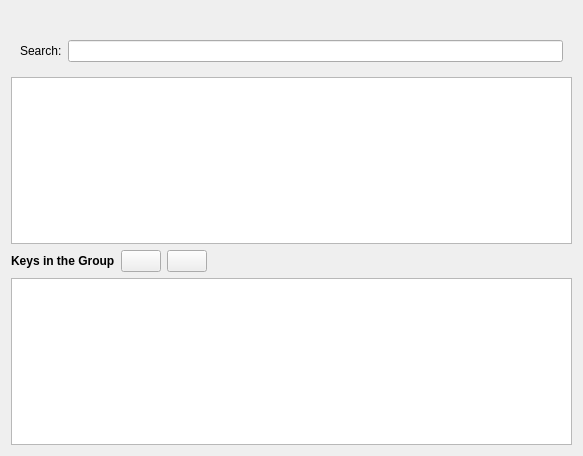
First picture: the form in groupedit.ui, repository KDE/kgpg, before the edit.
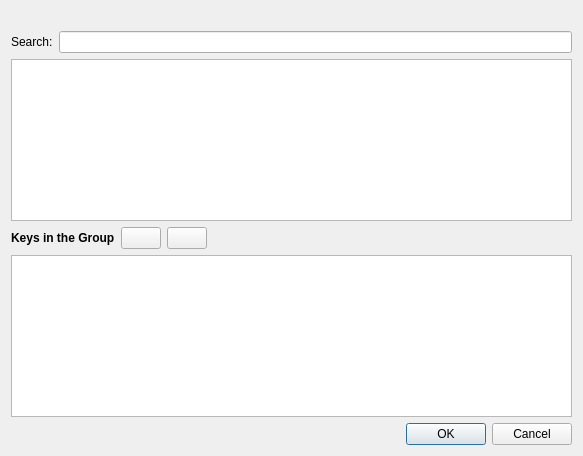
Second picture: the form after the edit.

Commit message: Port KDialogs in KeysManager to QDialogs.

```diff
--- a/groupedit.ui
+++ b/groupedit.ui
@@ -30,10 +30,9 @@
     </widget>
    </item>
    <item>
-    <widget class="QWidget">
      <layout class="QHBoxLayout">
       <item>
-       <widget class="QLabel">
+      <widget class="QLabel" name="label">
         <property name="text">
          <string>Search:</string>
         </property>
@@ -47,17 +46,13 @@
        </widget>
       </item>
      </layout>
-    </widget>
    </item>
    <item>
     <widget class="QTableView" name="availableKeys" >
      <property name="acceptDrops" >
       <bool>true</bool>
      </property>
-     <property name="sortingEnabled" >
-      <bool>true</bool>
-     </property>
-     <property name="dragEnabled" >
+     <property name="dragEnabled">
       <bool>false</bool>
      </property>
      <property name="alternatingRowColors">
@@ -69,21 +64,9 @@
      <property name="selectionBehavior">
       <enum>QAbstractItemView::SelectRows</enum>
      </property>
-     <column>
-      <property name="text" >
-       <string>Name</string>
-      </property>
-     </column>
-     <column>
-      <property name="text" >
-       <string comment="@title:column Title of a column of emails" >Email</string>
-      </property>
-     </column>
-     <column>
-      <property name="text" >
-       <string>Id</string>
-      </property>
-     </column>
+     <property name="sortingEnabled">
+      <bool>true</bool>
+     </property>
     </widget>
    </item>
    <item>
@@ -138,10 +121,7 @@
      <property name="acceptDrops" >
       <bool>true</bool>
      </property>
-     <property name="sortingEnabled" >
-      <bool>true</bool>
-     </property>
-     <property name="dragEnabled" >
+     <property name="dragEnabled">
       <bool>false</bool>
      </property>
      <property name="alternatingRowColors">
@@ -153,32 +133,20 @@
      <property name="selectionBehavior">
       <enum>QAbstractItemView::SelectRows</enum>
      </property>
-     <column>
-      <property name="text" >
-       <string>Name</string>
-      </property>
-     </column>
-     <column>
-      <property name="text" >
-       <string comment="@title:column Title of a column of emails" >Email</string>
-      </property>
-     </column>
-     <column>
-      <property name="text" >
-       <string>Id</string>
-      </property>
-     </column>
+     <property name="sortingEnabled">
+      <bool>true</bool>
+     </property>
+    </widget>
+   </item>
+   <item>
+    <widget class="QDialogButtonBox" name="buttonBox">
+     <property name="standardButtons">
+      <set>QDialogButtonBox::Cancel|QDialogButtonBox::Ok</set>
+     </property>
     </widget>
    </item>
   </layout>
  </widget>
- <customwidgets>
-  <customwidget>
-   <class>QLineEdit</class>
-   <extends>QLineEdit</extends>
-   <header>klineedit.h</header>
-  </customwidget>
- </customwidgets>
   <resources/>
  <connections/>
 </ui>
```
Left out of the diff: 61 changed lines with no effect on the pictures. Lines whose indentation alone changed are shown as unchanged. The commit also changes 6 other files.
